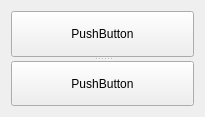
tyyyyyy0906/QDemo, file Widget.ui: the form before one commit.
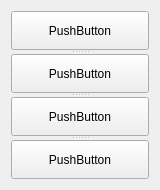
The form after the commit.

```diff
--- a/Widget.ui
+++ b/Widget.ui
@@ -6,8 +6,8 @@
    <rect>
     <x>0</x>
     <y>0</y>
-    <width>205</width>
-    <height>117</height>
+    <width>160</width>
+    <height>190</height>
    </rect>
   </property>
   <property name="windowTitle">
@@ -29,6 +29,16 @@
        <string>PushButton</string>
       </property>
      </widget>
+     <widget class="QPushButton" name="pushButton_3">
+      <property name="text">
+       <string>PushButton</string>
+      </property>
+     </widget>
+     <widget class="QPushButton" name="pushButton_4">
+      <property name="text">
+       <string>PushButton</string>
+      </property>
+     </widget>
     </widget>
    </item>
   </layout>
```
